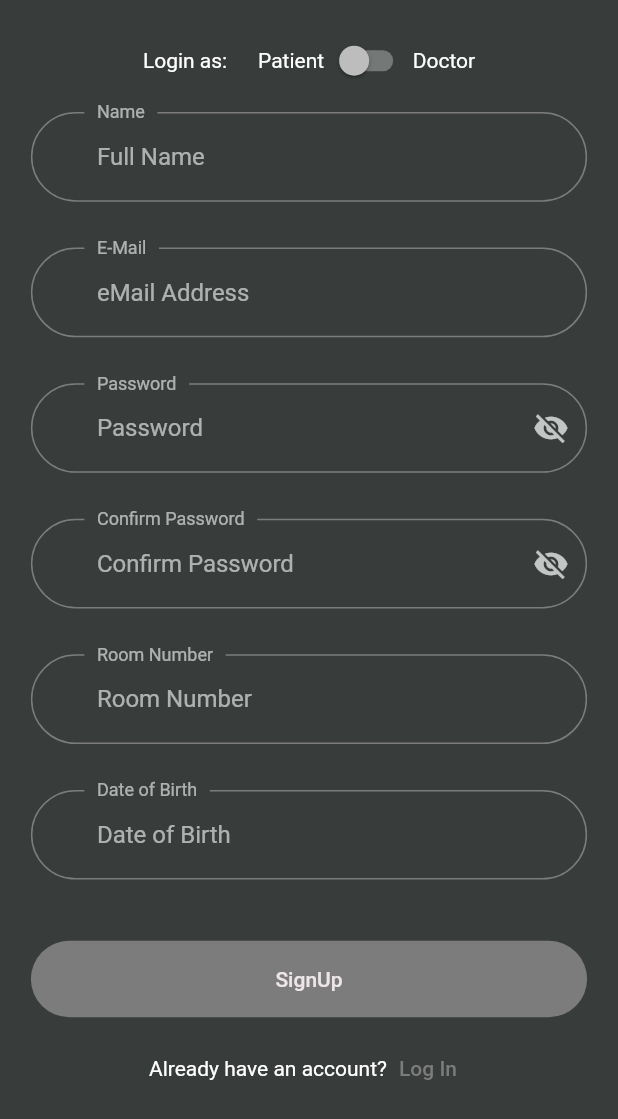
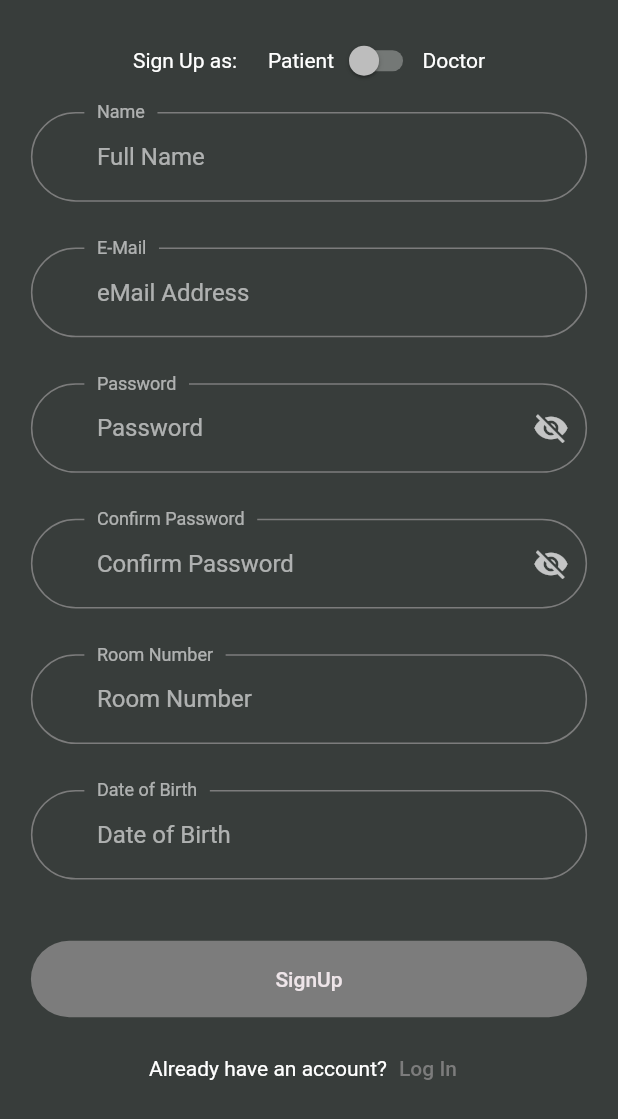
Before and after one commit to Anmol977/Covid-monitoring-system, a Flutter app: the SignupScreen screen opened by its route, on a phone screen of 412 x 824 dp. Shown: the top 1119 px of the screen. Run offline on Flutter 3.47's test engine with Material 2 defaults, Android fonts, the phone set to English and light mode, and no system bars; our stand-ins replace flutter_screenutil.

Commit message:
fixed a string

```diff
--- a/app/lib/constants/strings.dart
+++ b/app/lib/constants/strings.dart
@@ -19,6 +19,7 @@ class Strings {
   static const String doctor = 'Doctor';
   static const String patient = 'Patient';
   static const String loginAs = 'Login as:';
+  static const String signupAs = 'Sign Up as:';
 
   static const String enterName = 'Please enter your Full Name';
   static const String enterPhone = 'Please enter your Phone Number';
--- a/app/lib/screens/signup/signup.dart
+++ b/app/lib/screens/signup/signup.dart
@@ -48,7 +48,7 @@ class _SignupScreenState extends State<SignupScreen> {
                   Row(
                     mainAxisAlignment: MainAxisAlignment.center,
                     children: [
-                      const Text(Strings.loginAs),
+                      const Text(Strings.signupAs),
                       SizedBox(width: 0.05.sw),
                       const Text(Strings.patient),
                       Switch(
--- a/app/pubspec.yaml
+++ b/app/pubspec.yaml
@@ -36,6 +36,7 @@ dependencies:
   cupertino_icons: ^1.0.2
   http: ^0.13.4
   flutter_screenutil: ^5.0.1+3
+  mqtt_client: ^9.6.3
 
 dev_dependencies:
   flutter_test:
```
Also changed, not shown: 2 other files.
